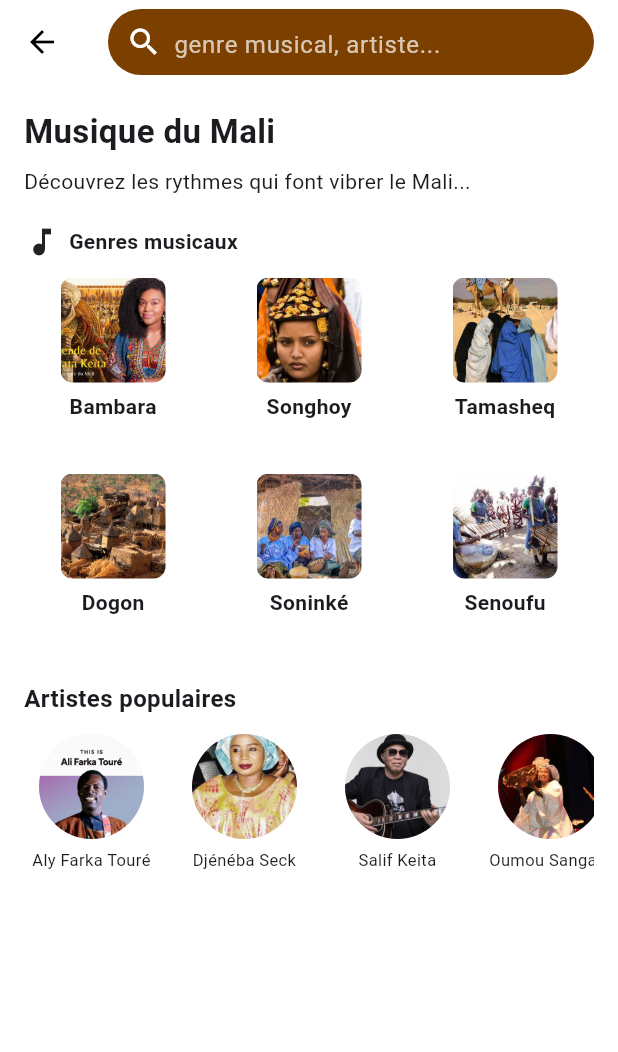
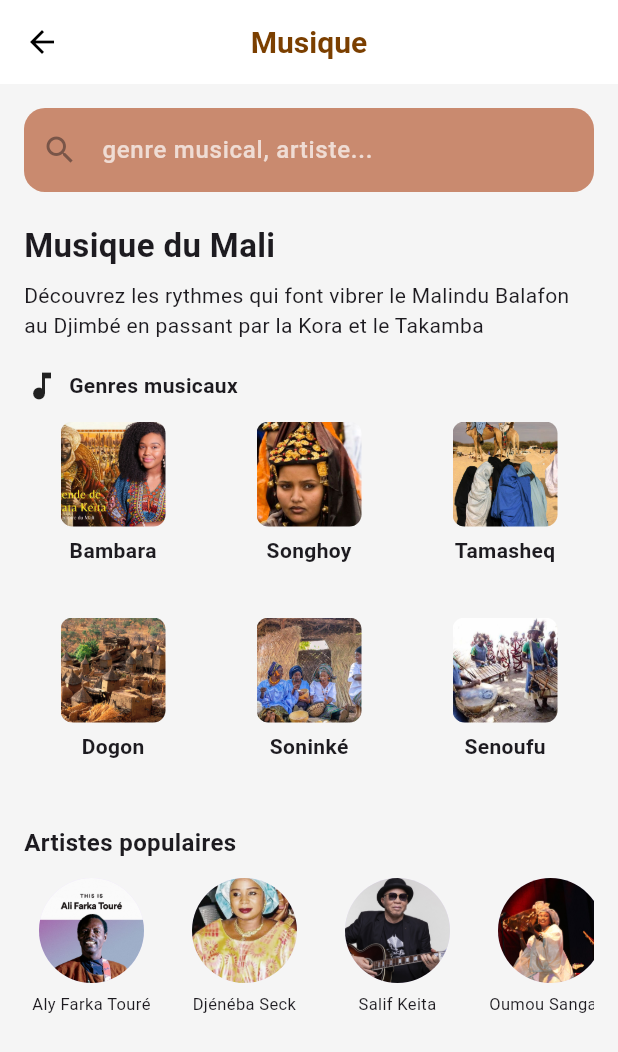
Before and after one commit to realxane/MaliBots2025, a Flutter app: the HomeScreen screen opened directly, after a tap on "Musique", on a phone screen of 412 x 824 dp. Shown: the top 1052 px of the screen. Run offline on Flutter 3.47's test engine with Material 3 defaults, Android fonts, the phone set to English and light mode, and no system bars; our stand-ins replace audioplayers, carousel_slider, file_picker, font_awesome_flutter, iconsax, image_picker and 1 more.

Commit message:
Les réctification a faire

```diff
--- a/lib/screens/home/home_screen.dart
+++ b/lib/screens/home/home_screen.dart
@@ -22,7 +22,6 @@ class _MainScreenState extends State<MainScreen> {
   final pages = [
     HomeScreen(),
     FavoritesPage(),
-    HomeScreen(),
     CartPage(),
     ProfileScrennVendeur(),
     SellerDashboardScreen(),
@@ -44,7 +43,6 @@ class _MainScreenState extends State<MainScreen> {
         items: const [
           BottomNavigationBarItem(icon: Icon(Icons.home), label: "Accueil"),
           BottomNavigationBarItem(icon: Icon(Icons.favorite), label: "Favoris"),
-          BottomNavigationBarItem(icon: Icon(Icons.add_box), label: "Ajouter"),
           BottomNavigationBarItem(
             icon: Icon(Icons.shopping_cart),
             label: "Panier",
@@ -117,22 +115,24 @@ class _HomeScreenState extends State<HomeScreen> {
   Widget build(BuildContext context) {
     return Scaffold(
       backgroundColor: Colors.grey[100],
-      drawer: Drawer(
-        backgroundColor: bogolan,
-        child: const Center(
-          child: Text(
-            "Menu latéral",
-            style: TextStyle(color: Colors.white, fontSize: 20),
-          ),
-        ),
-      ),
       appBar: AppBar(
         backgroundColor: Colors.white,
         elevation: 0,
+        automaticallyImplyLeading: false, // Supprime la flèche de retour
         iconTheme: IconThemeData(color: bogolan, size: 30),
-        title: Text(
-          "Accueil",
-          style: TextStyle(color: bogolan, fontWeight: FontWeight.w600),
+
+        title: Row(
+          mainAxisAlignment: MainAxisAlignment.center,
+          children: [
+            Text(
+              "Accueil",
+              style: TextStyle(
+                color: bogolan,
+                fontWeight: FontWeight.w600,
+                fontSize: 20,
+              ),
+            ),
+          ],
         ),
         centerTitle: true,
         actions: [
@@ -141,7 +141,12 @@ class _HomeScreenState extends State<HomeScreen> {
             onPressed: () {},
           ),
         ],
+        leading: Padding(
+          padding: const EdgeInsets.only(left: 16),
+          child: Image.asset('assets/images/logo_appli.png', height: 30),
+        ),
       ),
+
       body: SingleChildScrollView(
         child: Column(
           crossAxisAlignment: CrossAxisAlignment.start,
@@ -424,7 +429,12 @@ class _HomeScreenState extends State<HomeScreen> {
               child: Padding(
                 padding: const EdgeInsets.only(right: 20.0),
                 child: GestureDetector(
-                  onTap: () {},
+                  onTap: () {
+                    Navigator.push(
+                      context,
+                      MaterialPageRoute(builder: (context) => CulturePage()),
+                    );
+                  },
                   child: Row(
                     mainAxisAlignment: MainAxisAlignment.end,
                     children: [
--- a/lib/screens/musiques/musique_screen.dart
+++ b/lib/screens/musiques/musique_screen.dart
@@ -1,8 +1,9 @@
 import 'package:flutter/material.dart';
+import 'package:malibots_challenge_eni/constants/app_colors.dart';
+import 'package:malibots_challenge_eni/widgets/text_fields/text_field_decor.dart';
 import 'playlist_screen.dart';
 
 const Color bogolan = Color(0xFF7B3F00);
-// const Color background = Color(0xFFD2B48C);
 const Color background = Colors.white;
 
 class MusiqueScreen extends StatefulWidget {
@@ -76,50 +77,32 @@ class _MusiqueScreenState extends State<MusiqueScreen> {
 
   @override
   Widget build(BuildContext context) {
-    // Filtrer les genres
     final filteredGenres = genres
         .where((g) => g['title']!.toLowerCase().contains(query.toLowerCase()))
         .toList();
 
-    // Filtrer les artistes
     final filteredArtists = artistes
         .where((a) => a['name']!.toLowerCase().contains(query.toLowerCase()))
         .toList();
 
     return Scaffold(
-      backgroundColor: background,
+      backgroundColor: AppColors.background,
+
       appBar: AppBar(
         backgroundColor: background,
         elevation: 0,
+        automaticallyImplyLeading: true,
         leading: IconButton(
           icon: const Icon(Icons.arrow_back, color: Colors.black),
           onPressed: () => Navigator.pop(context),
         ),
-        title: Container(
-          height: 44,
-          decoration: BoxDecoration(
+        centerTitle: true,
+        title: Text(
+          "Musique",
+          style: TextStyle(
             color: bogolan,
-            borderRadius: BorderRadius.circular(30),
-          ),
-          padding: const EdgeInsets.symmetric(horizontal: 12),
-          child: Row(
-            children: [
-              const Icon(Icons.search, color: Colors.white),
-              const SizedBox(width: 8),
-              Expanded(
-                child: TextField(
-                  controller: _searchController,
-                  onChanged: (value) {
-                    setState(() => query = value);
-                  },
-                  decoration: const InputDecoration(
-                    border: InputBorder.none,
-                    hintText: 'genre musical, artiste...',
-                    hintStyle: TextStyle(color: Colors.white70),
-                  ),
-                ),
-              ),
-            ],
+            fontWeight: FontWeight.w600,
+            fontSize: 20,
           ),
         ),
       ),
@@ -129,15 +112,52 @@ class _MusiqueScreenState extends State<MusiqueScreen> {
         child: Column(
           crossAxisAlignment: CrossAxisAlignment.start,
           children: [
+            TextField(
+              onChanged: (val) => setState(() => query = val),
+              decoration: decor('genre musical, artiste...').copyWith(
+                prefixIcon: const Icon(Icons.search, color: Colors.brown),
+              ),
+            ),
+
+            // Container(
+            //   height: 50,
+            //   decoration: BoxDecoration(
+            //     color: AppColors.textfieldcolor,
+            //     borderRadius: BorderRadius.circular(14),
+            //   ),
+            //   padding: const EdgeInsets.symmetric(horizontal: 12),
+            //   child: Row(
+            //     children: [
+            //       const Icon(Icons.search, color: Colors.white),
+            //       const SizedBox(width: 8),
+            //       Expanded(
+            //         child: TextField(
+            //           controller: _searchController,
+            //           onChanged: (value) {
+            //             setState(() => query = value);
+            //           },
+            //           decoration: const InputDecoration(
+            //             border: InputBorder.none,
+            //             hintText: 'genre musical, artiste...',
+            //             hintStyle: TextStyle(color: Colors.white70),
+            //           ),
+            //         ),
+            //       ),
+            //     ],
+            //   ),
+            // ),
+            const SizedBox(height: 20),
+
             const Text(
               "Musique du Mali",
               style: TextStyle(fontSize: 22, fontWeight: FontWeight.bold),
             ),
             const SizedBox(height: 8),
-            const Text("Découvrez les rythmes qui font vibrer le Mali..."),
+            const Text(
+              "Découvrez les rythmes qui font vibrer le Malindu Balafon au Djimbé en passant par la Kora et le Takamba",
+            ),
             const SizedBox(height: 18),
 
-            // Genres filtrés
             Row(
               children: const [
                 Icon(Icons.music_note),
@@ -244,23 +264,6 @@ class _MusiqueScreenState extends State<MusiqueScreen> {
           ],
         ),
       ),
-
-      // bottomNavigationBar: BottomNavigationBar(
-      //   selectedItemColor: bogolan,
-      //   unselectedItemColor: Colors.black54,
-      //   items: const [
-      //     BottomNavigationBarItem(icon: Icon(Icons.home), label: 'Accueil'),
-      //     BottomNavigationBarItem(
-      //       icon: Icon(Icons.library_music),
-      //       label: 'Catalogue',
-      //     ),
-      //     BottomNavigationBarItem(
-      //       icon: Icon(Icons.trending_up),
-      //       label: 'Tendance',
-      //     ),
-      //     BottomNavigationBarItem(icon: Icon(Icons.person), label: 'Profil'),
-      //   ],
-      // ),
     );
   }
 }
```
Also changed, not shown: lib/screens/home/culture/culture_page.dart (+4 -38 lines), lib/screens/home/galerie/galerie_page.dart (+6 -19 lines), lib/screens/home/vendeurpages/vendeur_dashboard.dart (+29 -34 lines).
